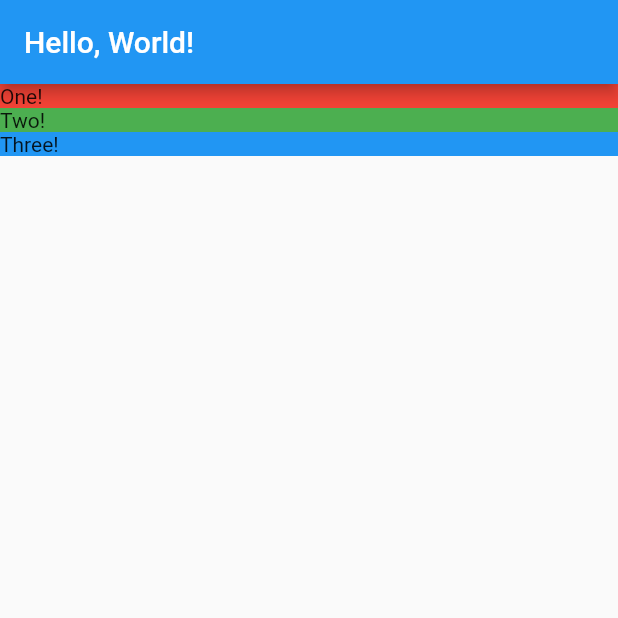
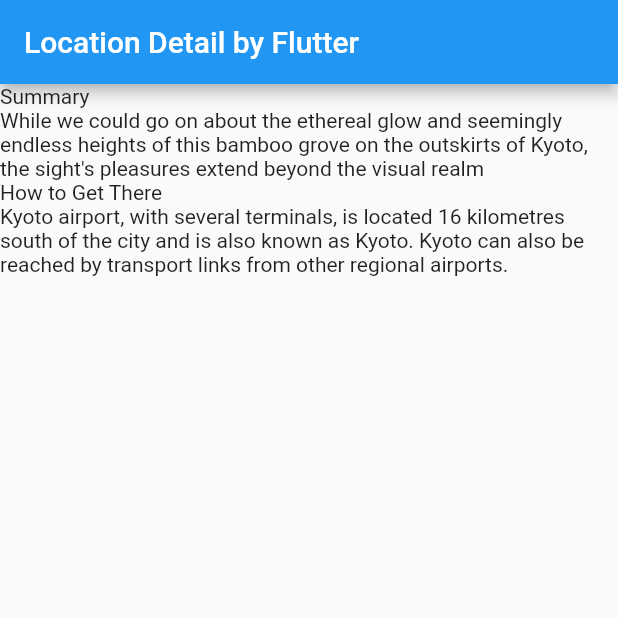
Before and after one commit to headit74/flutterapp01, a Flutter app: the screen it shows after launch, on a phone screen of 412 x 824 dp, the top half of it. Run offline on Flutter 3.47's test engine with Material 2 defaults, Android fonts, the phone set to English and light mode, and no system bars.

Commit message:
4. Organizing Data with Models

```diff
--- a/lib/location_detail.dart
+++ b/lib/location_detail.dart
@@ -1,22 +1,20 @@
 import 'package:flutter/material.dart';
+
 import 'models/location.dart';
 
 class LocationDetail extends StatelessWidget {
+  final Location location;
+
+  LocationDetail(this.location);
 
   @override
   Widget build(BuildContext context) {
     return Scaffold(
-        appBar: AppBar(title: Text('Hello, World!')),
+        appBar: AppBar(title: Text(location.name)),
         body: Column(
             mainAxisAlignment: MainAxisAlignment.start, // top -> down
             crossAxisAlignment: CrossAxisAlignment.stretch, // left -> right
-            children: [
-              _section("One!", Colors.red),
-              _section("Two!", Colors.green),
-              _section("Three!", Colors.blue),
-            ]
-        )
-    );
+            children: _renderFacts(location)));
   }
 
   // _ -> private method
@@ -28,4 +26,23 @@ class LocationDetail extends StatelessWidget {
       child: Text(title),
     );
   }
+
+  List<Widget> _renderFacts(Location location) {
+    var result = List<Widget>();
+
+    // debugPrint('location: $location');
+    for (int i = 0; i < location.facts.length; i++) {
+      result.add(_sectionTitle(location.facts[i].title));
+      result.add(_sectionText(location.facts[i].text));
+    }
+    return result;
+  }
+
+  Widget _sectionTitle(String title) {
+    return Text(title);
+  }
+
+  Widget _sectionText(String text) {
+    return Text(text);
+  }
 }
--- a/lib/main.dart
+++ b/lib/main.dart
@@ -1,15 +1,11 @@
 import 'package:flutter/material.dart';
+import 'models/location.dart';
 import './location_detail.dart';
+import 'mocks/mock_location.dart';
 
-void main() => runApp(MyApp());
-
-class MyApp extends StatelessWidget {
-  // This widget is the root of your application.
-  @override
-  Widget build(BuildContext context) {
-    return MaterialApp(
-      title: 'Welcome to Flutter',
-      home: LocationDetail()
-    );
-  }
+void main() {
+  final Location mockLocation = MockLocation.FetchAny();
+  return runApp(MaterialApp(
+    home: LocationDetail(mockLocation),
+  ));
 }
--- a/lib/mocks/mock_location.dart
+++ b/lib/mocks/mock_location.dart
@@ -1,10 +1,10 @@
 import '../models/location.dart';
 import '../models/location_fact.dart';
 
-class MockLocation {
+class MockLocation extends Location {
   static Location FetchAny() {
     return Location(
-        name: 'Xing Jin',
+        name: 'Location Detail by Flutter',
         url: 'https://fluttercrashcourse.com',
         facts: <LocationFact>[
           LocationFact(
```
Also changed, not shown: 1 other file.
